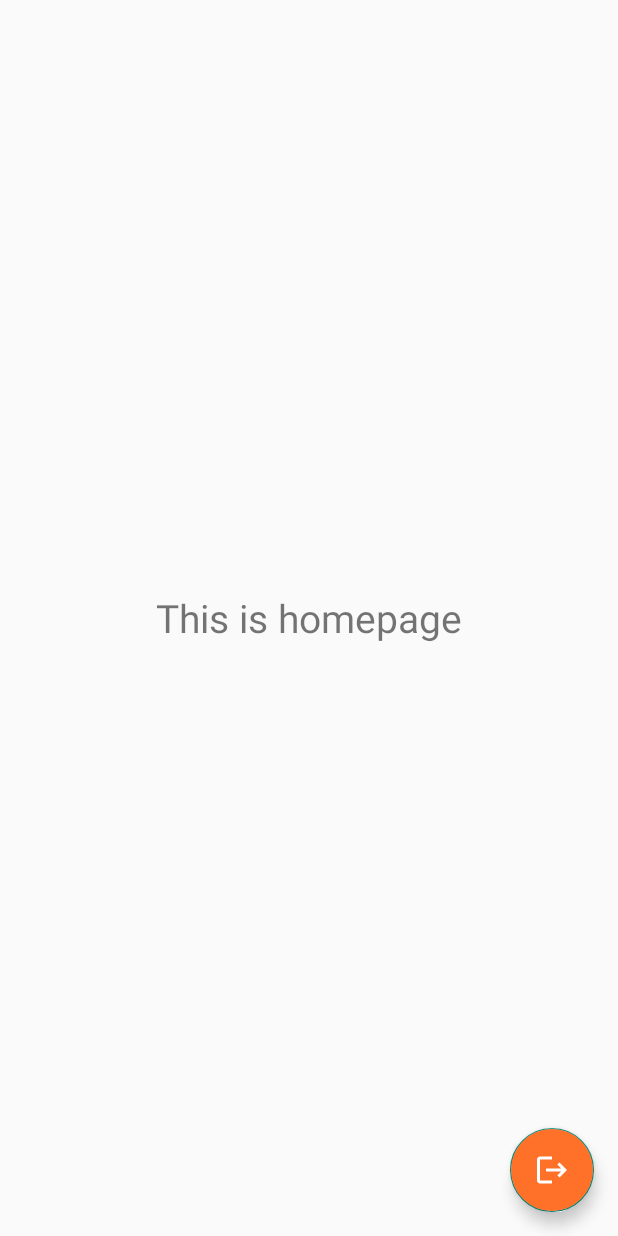
After one commit to Shawon-mas/Family_Tracker, an Android app: the HomeActivity screen opened directly, with no data from a screen before it, on a phone screen of 412 x 824 dp. The commit adds this screen. Run offline under Robolectric (Android 15) with nearby library versions, the phone set to English and light mode, and no system bars; our stand-ins replace sdp/ssp sizes.

Commit message:
Login/otp/session done

```diff
--- /dev/null
+++ b/app/src/main/java/com/familyTravker/familytracker/view/HomeActivity.java
@@ -0,0 +1,45 @@
+package com.familyTravker.familytracker.view;
+
+import androidx.appcompat.app.AppCompatActivity;
+
+import android.content.Intent;
+import android.os.Bundle;
+import android.view.View;
+import android.widget.Toast;
+
+import com.familyTravker.familytracker.LoginActivity;
+import com.familyTravker.familytracker.R;
+import com.familyTravker.familytracker.model.SessionManagement;
+import com.google.android.material.floatingactionbutton.FloatingActionButton;
+
+public class HomeActivity extends AppCompatActivity {
+    FloatingActionButton floatingActionButton;
+
+    @Override
+    protected void onCreate(Bundle savedInstanceState) {
+        super.onCreate(savedInstanceState);
+        setContentView(R.layout.activity_home);
+        iniViews();
+    }
+
+    private void iniViews() {
+        floatingActionButton=findViewById(R.id.fab_logout);
+        floatingActionButton.setOnClickListener(new View.OnClickListener() {
+            @Override
+            public void onClick(View view) {
+                logOut();
+                finish();
+            }
+        });
+    }
+
+    private void logOut() {
+        Toast.makeText(getApplicationContext(),"Will be back soon",Toast.LENGTH_LONG).show();
+        SessionManagement sessionManagement=new SessionManagement(HomeActivity.this);
+        sessionManagement.removeSession();
+
+        Intent intent=new Intent(HomeActivity.this, LoginActivity.class);
+        intent.setFlags(Intent.FLAG_ACTIVITY_CLEAR_TASK|Intent.FLAG_ACTIVITY_NEW_TASK);
+        startActivity(intent);
+    }
+}
--- /dev/null
+++ b/app/src/main/res/drawable/log_out.xml
@@ -0,0 +1,11 @@
+<vector xmlns:android="http://schemas.android.com/apk/res/android"
+    android:width="24dp"
+    android:height="24dp"
+    android:viewportWidth="24"
+    android:viewportHeight="24"
+    android:tint="?attr/colorControlNormal"
+    android:autoMirrored="true">
+  <path
+      android:fillColor="@android:color/white"
+      android:pathData="M17,7l-1.41,1.41L18.17,11H8v2h10.17l-2.58,2.58L17,17l5,-5zM4,5h8V3H4c-1.1,0 -2,0.9 -2,2v14c0,1.1 0.9,2 2,2h8v-2H4V5z"/>
+</vector>
--- /dev/null
+++ b/app/src/main/res/layout/activity_home.xml
@@ -0,0 +1,26 @@
+<?xml version="1.0" encoding="utf-8"?>
+<RelativeLayout xmlns:android="http://schemas.android.com/apk/res/android"
+    xmlns:app="http://schemas.android.com/apk/res-auto"
+    xmlns:tools="http://schemas.android.com/tools"
+    android:layout_width="match_parent"
+    android:layout_height="match_parent"
+    tools:context=".view.HomeActivity">
+<TextView
+    android:layout_centerInParent="true"
+    android:textSize="@dimen/_20sdp"
+    android:layout_width="wrap_content"
+    android:layout_height="wrap_content"
+    android:text="This is homepage"/>
+
+    <com.google.android.material.floatingactionbutton.FloatingActionButton
+        android:id="@+id/fab_logout"
+        android:layout_width="wrap_content"
+        android:layout_height="wrap_content"
+        android:layout_gravity="end"
+        android:layout_alignParentBottom="true"
+        android:layout_alignParentEnd="true"
+        android:layout_margin="16dp"
+        android:backgroundTint="#ff7128"
+        android:src="@drawable/log_out"
+        android:tint="#ffff"/>
+</RelativeLayout>
--- a/settings.gradle
+++ b/settings.gradle
@@ -3,6 +3,7 @@ pluginManagement {
         gradlePluginPortal()
         google()
         mavenCentral()
+        maven { url 'https://jitpack.io' }
     }
 }
 dependencyResolutionManagement {
@@ -10,6 +11,8 @@ dependencyResolutionManagement {
     repositories {
         google()
         mavenCentral()
+        maven { url 'https://jitpack.io' }
+
     }
 }
 rootProject.name = "Family Tracker"
```
Also changed, not shown: app/build.gradle (+8 -0 lines), app/src/main/AndroidManifest.xml (+6 -3 lines), app/src/main/java/com/familyTravker/familytracker/LoginActivity.java (+32 -2 lines), app/src/main/java/com/familyTravker/familytracker/model/SessionManagement.java (added, +29 -0 lines), app/src/main/java/com/familyTravker/familytracker/view/OtpActivity.java (+56 -1 lines), app/src/main/res/layout/activity_otp.xml (+41 -2 lines).
